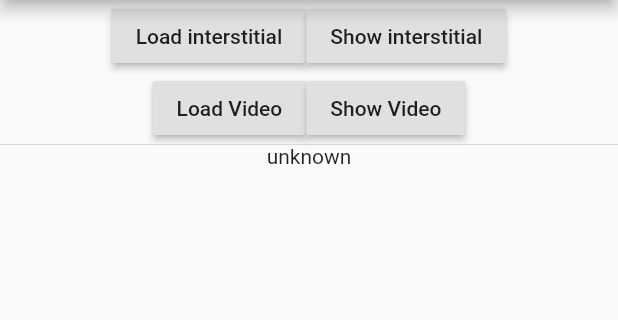
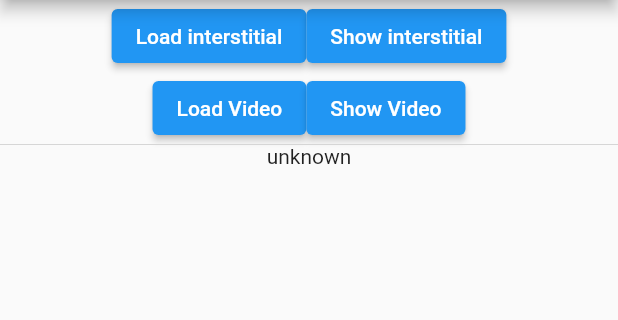
Before and after one commit to linsvensson/flutter_mopub, a Flutter app: the screen it shows after launch, on a phone screen of 412 x 824 dp, the part 84-404 px from its top. Run offline on Flutter 3.47's test engine with Material 2 defaults, Android fonts, the phone set to English and light mode, and no system bars; grey boxes are pictures that could not be loaded.

Commit message:
Updating to latest google ads libraries

```diff
--- a/example/lib/main.dart
+++ b/example/lib/main.dart
@@ -71,13 +71,13 @@ class _MyAppState extends State<MyApp> {
               mainAxisSize: MainAxisSize.max,
               mainAxisAlignment: MainAxisAlignment.center,
               children: <Widget>[
-                RaisedButton(
+                ElevatedButton(
                   onPressed: () async {
                     await interstitialAd.load();
                   },
                   child: Text('Load interstitial'),
                 ),
-                RaisedButton(
+                ElevatedButton(
                   onPressed: () async {
                     interstitialAd.show();
                   },
@@ -89,13 +89,13 @@ class _MyAppState extends State<MyApp> {
               mainAxisSize: MainAxisSize.max,
               mainAxisAlignment: MainAxisAlignment.center,
               children: <Widget>[
-                RaisedButton(
+                ElevatedButton(
                   onPressed: () async {
                     await videoAd.load();
                   },
                   child: Text('Load Video'),
                 ),
-                RaisedButton(
+                ElevatedButton(
                   onPressed: () async {
                     var result = await videoAd.isReady();
                     print('Is Ready $result');
```
Also changed, not shown: example/pubspec.lock, pubspec.lock, 2 other files.
